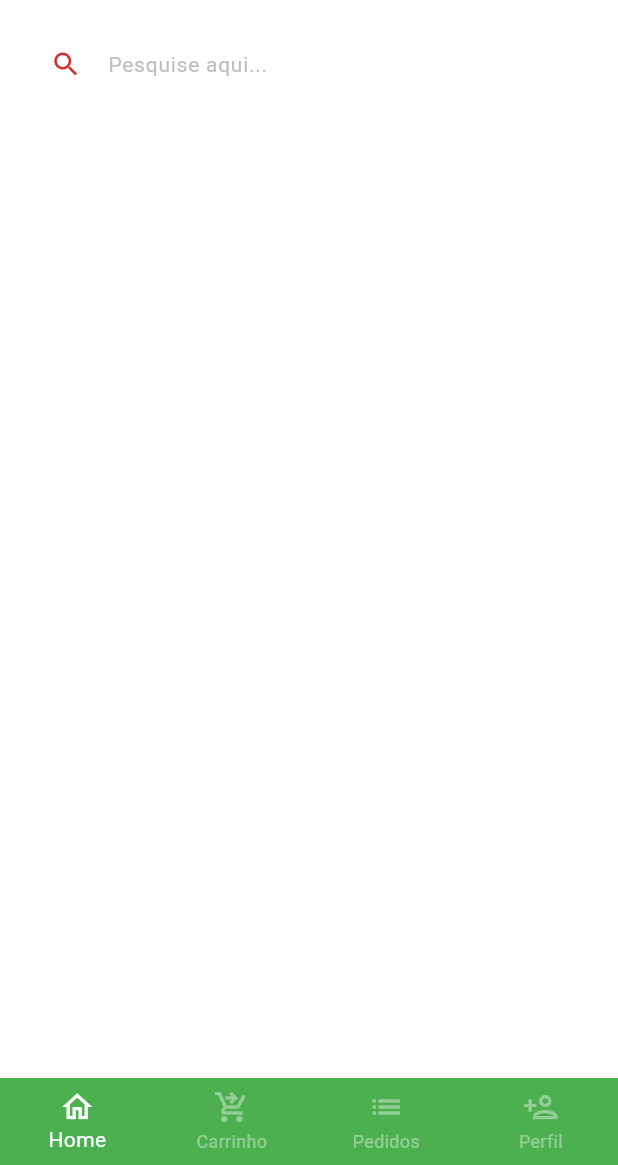
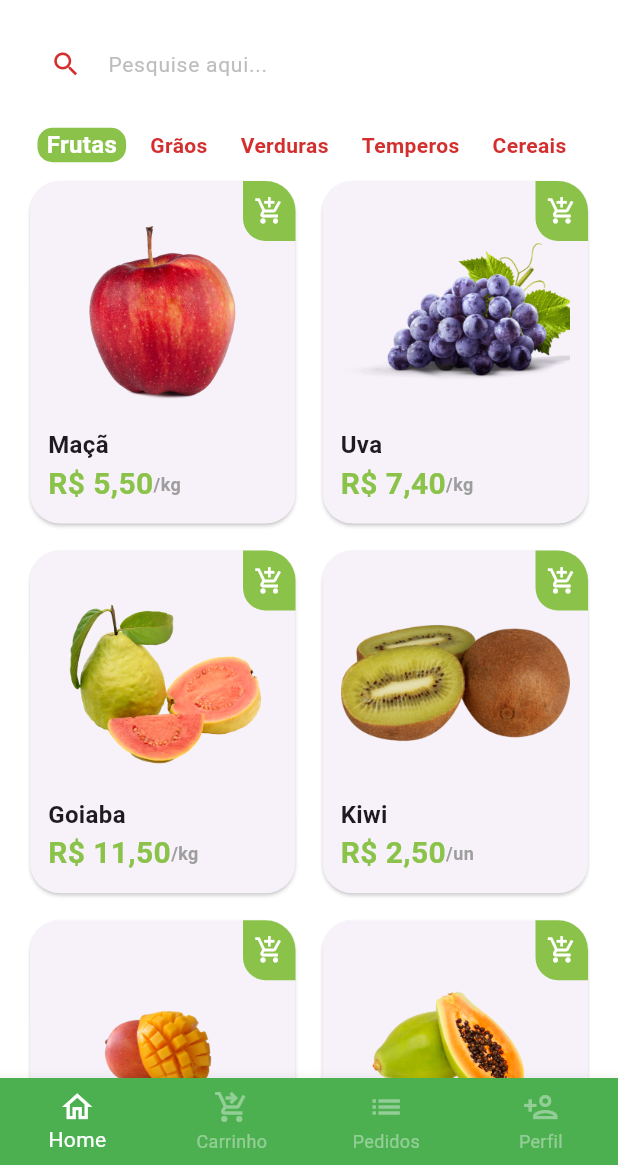
Before and after one commit to JosePauloLohmannDeMeireles/cursoFlutter, a Flutter app: the BaseScreen screen opened directly, on a phone screen of 412 x 824 dp, the part 71-1236 px from its top. Run offline on Flutter 3.47's test engine with Material 3 defaults, Android fonts, the phone set to English and light mode, and no system bars; our stand-ins replace animated_text_kit, mask_text_input_formatter.

Commit message:
TerceiraAulaFlutter
Terceira aula de Flutter,
colocando as imagens criando os card botão e adicionar mais e menos

```diff
--- a/greengrocer/lib/main.dart
+++ b/greengrocer/lib/main.dart
@@ -1,5 +1,5 @@
 import 'package:flutter/material.dart';
-import 'package:greengrocer/src/auth/sign_in_screen.dart';
+import 'package:greengrocer/src/pages/auth/sign_in_screen.dart';
 
 void main() {
   runApp(const MyApp());
--- /dev/null
+++ b/greengrocer/lib/src/config/app_data.dart
@@ -0,0 +1,72 @@
+import 'package:greengrocer/src/models/item_model.dart';
+
+ItemModel apple = ItemModel(
+  description:
+      'A melhor maçã da região e que conta com o melhor preço de qualquer quitanda. Este item conta com vitaminas essenciais para o fortalecimento corporal, resultando em uma vida saudável.',
+  imgUrl: 'assets/fruits/apple.png',
+  itemName: 'Maçã',
+  price: 5.5,
+  unit: 'kg',
+);
+
+ItemModel grape = ItemModel(
+  imgUrl: 'assets/fruits/grape.png',
+  itemName: 'Uva',
+  price: 7.4,
+  unit: 'kg',
+  description:
+      'A melhor uva da região e que conta com o melhor preço de qualquer quitanda. Este item conta com vitaminas essenciais para o fortalecimento corporal, resultando em uma vida saudável.',
+);
+
+ItemModel guava = ItemModel(
+  imgUrl: 'assets/fruits/guava.png',
+  itemName: 'Goiaba',
+  price: 11.5,
+  unit: 'kg',
+  description:
+      'A melhor goiaba da região e que conta com o melhor preço de qualquer quitanda. Este item conta com vitaminas essenciais para o fortalecimento corporal, resultando em uma vida saudável.',
+);
+
+ItemModel kiwi = ItemModel(
+  imgUrl: 'assets/fruits/kiwi.png',
+  itemName: 'Kiwi',
+  price: 2.5,
+  unit: 'un',
+  description:
+      'O melhor kiwi da região e que conta com o melhor preço de qualquer quitanda. Este item conta com vitaminas essenciais para o fortalecimento corporal, resultando em uma vida saudável.',
+);
+
+ItemModel mango = ItemModel(
+  imgUrl: 'assets/fruits/mango.png',
+  itemName: 'Manga',
+  price: 2.5,
+  unit: 'un',
+  description:
+      'A melhor manga da região e que conta com o melhor preço de qualquer quitanda. Este item conta com vitaminas essenciais para o fortalecimento corporal, resultando em uma vida saudável.',
+);
+
+ItemModel papaya = ItemModel(
+  imgUrl: 'assets/fruits/papaya.png',
+  itemName: 'Mamão papaya',
+  price: 8,
+  unit: 'kg',
+  description:
+      'O melhor mamão da região e que conta com o melhor preço de qualquer quitanda. Este item conta com vitaminas essenciais para o fortalecimento corporal, resultando em uma vida saudável.',
+);
+
+List<ItemModel> items = [
+  apple,
+  grape,
+  guava,
+  kiwi,
+  mango,
+  papaya,
+];
+
+List<String> categories = [
+  'Frutas',
+  'Grãos',
+  'Verduras',
+  'Temperos',
+  'Cereais',
+];
--- /dev/null
+++ b/greengrocer/lib/src/models/item_model.dart
@@ -0,0 +1,16 @@
+class ItemModel {
+  String itemName;
+  String imgUrl;
+  String unit;
+  double price;
+  String description;
+
+  ItemModel({
+    required this.description,
+    required this.imgUrl,
+    required this.unit,
+    required this.price,
+    required this.itemName,
+  });
+
+}
--- a/greengrocer/lib/src/auth/sign_in_screen.dart
+++ b/greengrocer/lib/src/pages/auth/sign_in_screen.dart
@@ -1,7 +1,7 @@
 import 'package:animated_text_kit/animated_text_kit.dart';
 import 'package:flutter/material.dart';
-import 'package:greengrocer/src/auth/components/custom_text_field.dart';
-import 'package:greengrocer/src/base/base_screen.dart';
+import 'package:greengrocer/src/pages/auth/components/custom_text_field.dart';
+import 'package:greengrocer/src/pages/base/base_screen.dart';
 import 'package:greengrocer/src/config/custom_colors.dart';
 import 'sign_up_screen.dart';
 
--- a/greengrocer/lib/src/auth/sign_up_screen.dart
+++ b/greengrocer/lib/src/pages/auth/sign_up_screen.dart
@@ -1,5 +1,5 @@
 import 'package:flutter/material.dart';
-import 'package:greengrocer/src/auth/components/custom_text_field.dart';
+import 'package:greengrocer/src/pages/auth/components/custom_text_field.dart';
 import 'package:greengrocer/src/config/custom_colors.dart';
 import 'package:mask_text_input_formatter/mask_text_input_formatter.dart';
 
--- a/greengrocer/lib/src/base/base_screen.dart
+++ b/greengrocer/lib/src/pages/base/base_screen.dart
@@ -1,5 +1,5 @@
 import 'package:flutter/material.dart';
-import 'package:greengrocer/src/home/home_tap.dart';
+import 'package:greengrocer/src/pages/home/home_tap.dart';
 
 class BaseScreen extends StatefulWidget {
   const BaseScreen({super.key});
@@ -21,7 +21,7 @@ class _BaseScreenState extends State<BaseScreen> {
         physics: const NeverScrollableScrollPhysics(),
         controller: pageController,
         children: [
-          HomeTap(),
+          const HomeTap(),
           Container(color: Colors.yellow),
           Container(color: Colors.blue),
           Container(color: Colors.purple),
--- /dev/null
+++ b/greengrocer/lib/src/pages/home/componets/category_tile.dart
@@ -0,0 +1,43 @@
+import 'package:flutter/material.dart';
+import 'package:greengrocer/src/config/custom_colors.dart';
+
+class CategoryTile extends StatelessWidget {
+
+  final String category;
+  final bool isSelected;
+  final VoidCallback onPressed;
+
+  const CategoryTile ({
+    super.key,
+    required this.category,
+    required this.isSelected,
+    required this.onPressed
+  });
+
+
+  @override
+
+  Widget build(BuildContext context) {
+    return GestureDetector(
+      onTap: onPressed,
+      child: Align(
+        alignment: Alignment.center,
+        child: Container(
+          padding: const EdgeInsets.symmetric(horizontal: 6),
+          decoration: BoxDecoration(
+            borderRadius: BorderRadius.circular(10),
+            color: isSelected ? CustomColors.customSwatchColor: Colors.transparent,
+          ),
+          child: Text(
+            category,
+            style: TextStyle(
+              color: isSelected ? Colors.white : CustomColors.customContrastColor,
+              fontWeight: FontWeight.bold,
+              fontSize: isSelected ? 16 : 14
+            ),
+          ),
+        ),
+      ),
+    );
+  }
+}
--- /dev/null
+++ b/greengrocer/lib/src/pages/home/componets/item_tile.dart
@@ -0,0 +1,100 @@
+import 'package:flutter/material.dart';
+import 'package:greengrocer/src/config/custom_colors.dart';
+import 'package:greengrocer/src/models/item_model.dart';
+import 'package:greengrocer/src/pages/product/product_screen.dart';
+import 'package:greengrocer/src/services/utils_services.dart';
+
+class ItemTile extends StatelessWidget {
+
+  final ItemModel item;
+  ItemTile({super.key, required this.item});
+
+  final UtilsServices utilsServices = UtilsServices();
+
+  @override
+  Widget build(BuildContext context) {
+    return Stack(
+      children: [
+        GestureDetector(
+          onTap: () {
+            Navigator.of(context).push(MaterialPageRoute(builder: (c){
+              return ProductScreen(item: item);
+            }));
+          },
+          child: Card(
+            elevation: 1,
+            shadowColor: Colors.grey.shade300,
+            shape: RoundedRectangleBorder(
+              borderRadius: BorderRadius.circular(20),
+            ),
+            child: Padding(
+              padding: const EdgeInsets.all(12),
+              child: Column (
+                crossAxisAlignment: CrossAxisAlignment.stretch,
+                children: [
+                  Expanded(
+                    child: Hero(
+                      tag: item.imgUrl,
+                      child: Image.asset(item.imgUrl)
+                    ),
+                  ),
+                  Text(
+                    item.itemName,
+                    style: const TextStyle(
+                      fontSize: 16,
+                      fontWeight: FontWeight.bold
+                    ),
+                  ),
+                  Row(
+                    children: [
+                      Text(
+                        utilsServices.priceToCurrency(item.price),
+                        style: TextStyle(
+                          fontWeight: FontWeight.bold,
+                          fontSize: 20,
+                          color: CustomColors.customSwatchColor,
+                        ),
+                      ),
+                      Text(
+                        '/${item.unit}',
+                        style: TextStyle(
+                          color: Colors.grey.shade500,
+                          fontWeight: FontWeight.bold,
+                          fontSize: 12
+                        ),
+                      )
+                    ],
+                  )
+                ]
+              ),
+            ),
+          ),
+        ),
+
+        Positioned(
+          top: 4,
+          right: 4,
+          child: GestureDetector(
+            onTap: () {},
+            child: Container(
+              height: 40,
+              width: 35,
+              decoration: BoxDecoration(
+                color: CustomColors.customSwatchColor,
+                borderRadius: const BorderRadius.only(
+                  bottomLeft: Radius.circular(15),
+                  topRight: Radius.circular(20)
+                )
+              ),
+              child: const Icon(
+                Icons.add_shopping_cart_outlined,
+                color: Colors.white,
+                size: 20,
+              ),
+            ),
+          )
+        )
+      ],
+    );
+  }
+}
--- a/greengrocer/lib/src/home/home_tap.dart
+++ b/greengrocer/lib/src/pages/home/home_tap.dart
@@ -1,7 +1,21 @@
 import 'package:flutter/material.dart';
 import 'package:greengrocer/src/config/custom_colors.dart';
-class HomeTap extends StatelessWidget {
+import 'package:greengrocer/src/pages/home/componets/category_tile.dart';
+import 'package:greengrocer/src/config/app_data.dart' as app_data;
+import 'package:greengrocer/src/pages/home/componets/item_tile.dart';
+
+class HomeTap extends StatefulWidget {
   const HomeTap({super.key});
+
+  @override
+  State<HomeTap> createState() => _HomeTapState();
+}
+
+class _HomeTapState extends State<HomeTap> {
+
+
+
+  String selectCategory = 'Frutas';
 
   @override
   Widget build(BuildContext context) {
@@ -76,6 +90,49 @@ class HomeTap extends StatelessWidget {
                 )
               ),
             ),
+          ),
+
+          Container(
+            padding: const EdgeInsets.only(left: 25),
+            height: 40,
+            child: ListView.separated(
+              scrollDirection: Axis.horizontal,
+
+              itemBuilder: (_, index) {
+                return CategoryTile(
+                  onPressed: () {
+                    setState(() {
+                      selectCategory = app_data.categories[index];
+                    });
+                  },
+                  category: app_data.categories[index],
+                  isSelected: selectCategory == app_data.categories[index],
+
+                );
+              },
+              separatorBuilder: (_,index) => const SizedBox(width: 10),
+              itemCount: app_data.categories.length
+            ),
+          ),
+
+          Expanded(
+            child: GridView.builder(
+              padding: const EdgeInsets.fromLTRB(16, 0, 16, 0),
+              physics: const BouncingScrollPhysics(),
+              gridDelegate: const SliverGridDelegateWithFixedCrossAxisCount(
+                crossAxisCount: 2,
+                mainAxisSpacing: 10,
+                crossAxisSpacing: 10,
+                childAspectRatio: 9 / 11.5
+              ),
+
+              itemCount: app_data.items.length,
+              itemBuilder: (_, index) {
+                return ItemTile(
+                  item: app_data.items[index]
+                );
+              }
+            ),
           )
         ],
       ),
--- /dev/null
+++ b/greengrocer/lib/src/services/utils_services.dart
@@ -0,0 +1,8 @@
+import 'package:intl/intl.dart';
+
+class UtilsServices {
+  String priceToCurrency(double price) {
+    NumberFormat numberFormat = NumberFormat.simpleCurrency(locale: 'pt_BR');
+    return numberFormat.format(price);
+  }
+}
--- a/greengrocer/pubspec.yaml
+++ b/greengrocer/pubspec.yaml
@@ -37,6 +37,7 @@ dependencies:
   animated_text_kit: ^4.2.3
   mask_text_input_formatter: ^2.9.0
   badges: ^3.1.2
+  intl: ^0.20.2
 
 dev_dependencies:
   flutter_test:
@@ -61,8 +62,8 @@ flutter:
   uses-material-design: true
 
   # To add assets to your application, add an assets section, like this:
-  # assets:
-  #   - images/a_dot_burr.jpeg
+  assets:
+    - assets/fruits/
   #   - images/a_dot_ham.jpeg
 
   # An image asset can refer to one or more resolution-specific "variants", see
```
Also changed, not shown: greengrocer/lib/src/pages/common_widgets/quantity_widget.dart (added, +96 -0 lines), greengrocer/lib/src/pages/product/product_screen.dart (added, +148 -0 lines), greengrocer/assets/fruits/apple.png (added), greengrocer/assets/fruits/grape.png (added), greengrocer/assets/fruits/guava.png (added), greengrocer/assets/fruits/kiwi.png (added), greengrocer/assets/fruits/mango.png (added), greengrocer/assets/fruits/papaya.png (added), greengrocer/lib/src/pages/auth/components/custom_text_field.dart (renamed from greengrocer/lib/src/auth/components/custom_text_field.dart), greengrocer/pubspec.lock.
